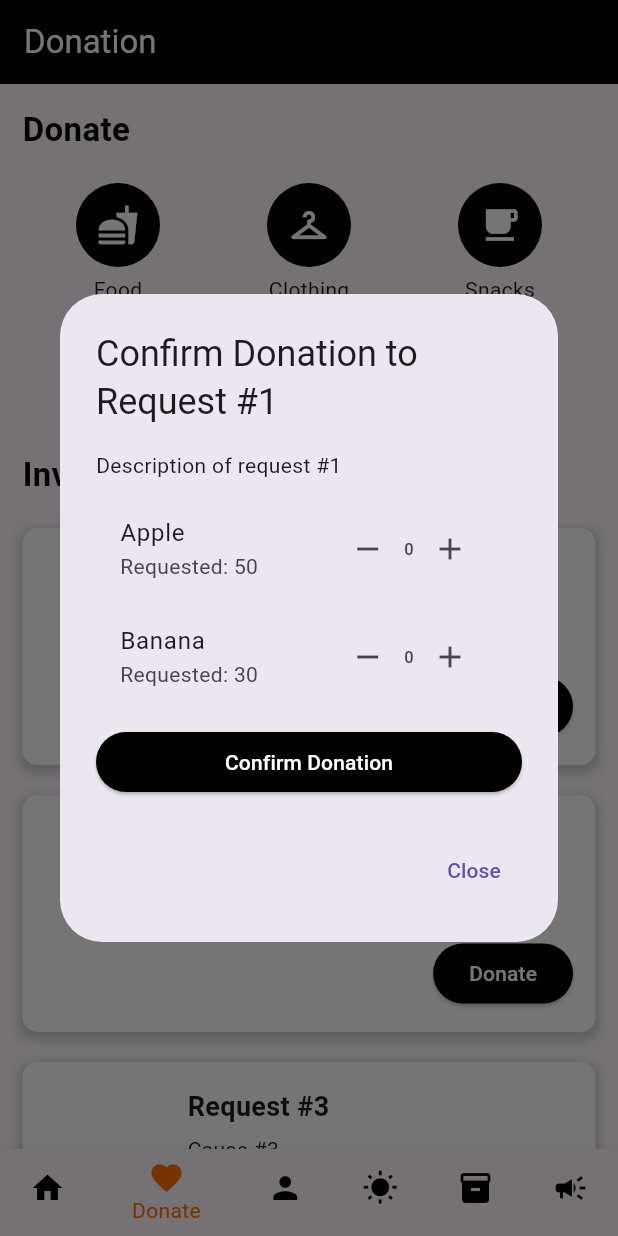
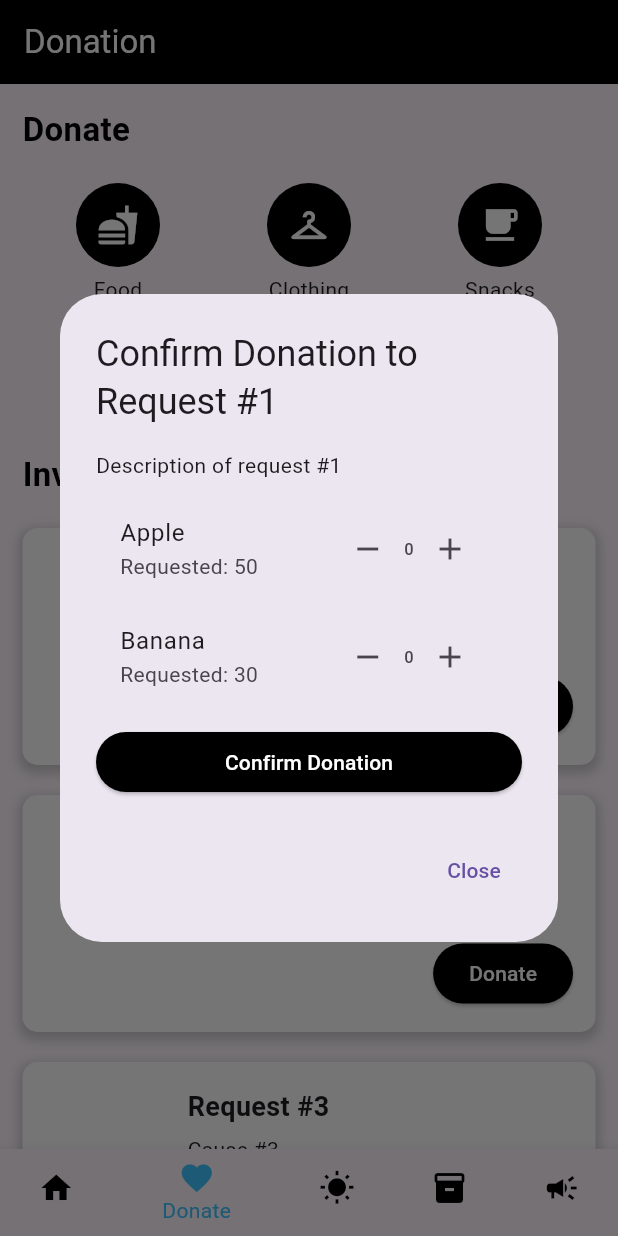
Before and after one commit to BlackEmpir7199/Forus-Public-App, a Flutter app: the screen it shows after launch, item 2 of the bottom bar chosen, after a tap on "Donate", on a phone screen of 412 x 824 dp. Run offline on Flutter 3.47's test engine with Material 3 defaults, Android fonts, the phone set to English and light mode, and no system bars; our stand-ins replace google_maps_flutter, location; network calls fail.

Commit message:
Implemented Intermediate Search & Profile Navigation

```diff
--- a/lib/main.dart
+++ b/lib/main.dart
@@ -19,7 +19,7 @@ class MyApp extends StatelessWidget {
       debugShowCheckedModeBanner: false,
       title: 'Forus',
       theme: ThemeData(
-        primarySwatch: Colors.amber,
+        primarySwatch: Colors.lightBlue,
       ),
       home: MyHomePage(),
     );
@@ -37,9 +37,9 @@ class _MyHomePageState extends State<MyHomePage> {
   static List<Widget> _pages = <Widget>[
     HomePage(),
     DonationPage(),
-    ProfilePage(),
     WeatherPage(),
     InventoryPage(),
+    ProfilePage(),
     CampPage(),
   ];
 
@@ -64,10 +64,6 @@ class _MyHomePageState extends State<MyHomePage> {
             label: 'Donate',
           ),
           BottomNavigationBarItem(
-            icon: Icon(Icons.person),
-            label: 'Profile',
-          ),
-          BottomNavigationBarItem(
             icon: Icon(Icons.wb_sunny),
             label: 'Weather',
           ),
@@ -81,8 +77,9 @@ class _MyHomePageState extends State<MyHomePage> {
           ),
         ],
         currentIndex: _selectedIndex,
-        selectedItemColor: Colors.amber[900],
+        backgroundColor: Colors.white,
         unselectedItemColor: Colors.black,
+        selectedItemColor: Colors.lightBlueAccent,
         onTap: _onItemTapped, // Change the background color to black
       ),
     );
--- a/lib/profile_page.dart
+++ b/lib/profile_page.dart
@@ -23,6 +23,7 @@ class ProfilePage extends StatelessWidget {
       appBar: AppBar(
         title: Text('Profile Settings',style: TextStyle(color:Colors.white),),
         backgroundColor: Colors.black,
+        leading: IconButton(icon:Icon(Icons.arrow_back),color: Colors.white,onPressed: (){Navigator.pop(context);},),
       ),
       body: Padding(
         padding: const EdgeInsets.all(16.0),
@@ -30,7 +31,7 @@ class ProfilePage extends StatelessWidget {
           children: [
             CircleAvatar(
               radius: 50,
-              backgroundImage: NetworkImage('https://via.placeholder.com/150'),
+              backgroundImage: AssetImage('assets/profile_image.jpg'),
             ),
             SizedBox(height: 20),
             Text(
```
Also changed, not shown: lib/home_page.dart (+55 -20 lines).
